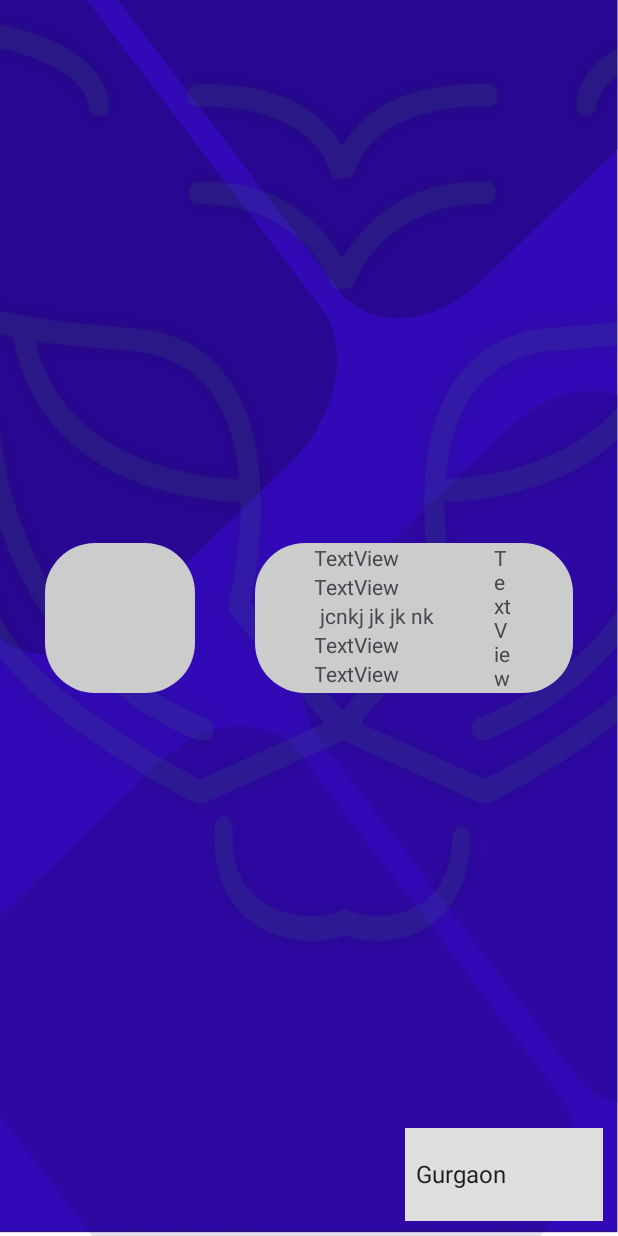
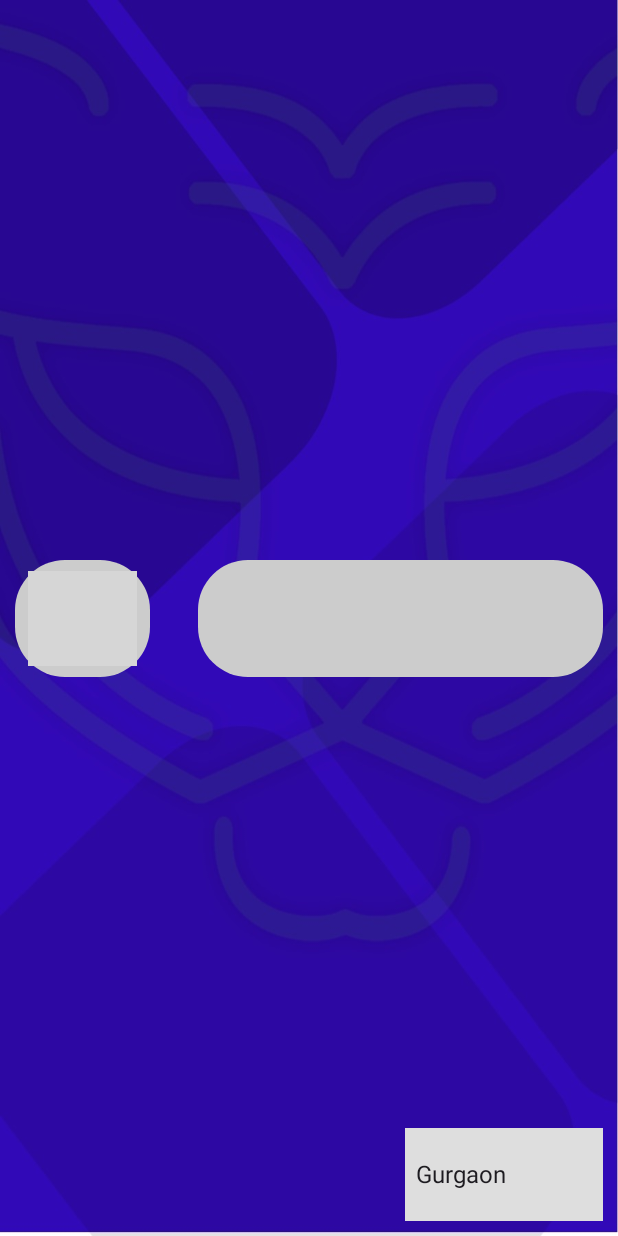
Before and after one commit to Inzo-dreno/WildSafe, an Android app: the screen it shows after launch (MainActivity), on a phone screen of 412 x 824 dp. Run offline under Robolectric (Android 15) with nearby library versions, the phone set to English and light mode, and no system bars; our stand-ins replace Firebase (no records; nobody signed in at launch, a user with empty details on screens opened directly); grey boxes are pictures that could not be loaded.

Commit message:
template for warns added

```diff
--- a/app/src/main/res/layout/activity_main.xml
+++ b/app/src/main/res/layout/activity_main.xml
@@ -28,146 +28,40 @@
         app:layout_constraintStart_toStartOf="parent"
         app:layout_constraintTop_toTopOf="parent" />
 
-    <LinearLayout
-        android:layout_width="match_parent"
-        android:layout_height="100dp"
-        android:gravity="fill"
-        android:orientation="horizontal"
+    <androidx.constraintlayout.widget.ConstraintLayout
+        android:id="@+id/constraintLayout4"
+        android:layout_width="0dp"
+        android:layout_height="78dp"
+        android:layout_marginStart="32dp"
+        android:background="@drawable/rounf"
         app:layout_constraintBottom_toBottomOf="parent"
         app:layout_constraintEnd_toEndOf="parent"
+        app:layout_constraintStart_toEndOf="@+id/constraintLayout3"
+        app:layout_constraintTop_toTopOf="parent">
+
+    </androidx.constraintlayout.widget.ConstraintLayout>
+
+    <androidx.constraintlayout.widget.ConstraintLayout
+        android:id="@+id/constraintLayout3"
+        android:layout_width="90dp"
+        android:layout_height="78dp"
+        android:background="@drawable/rounf"
+        app:layout_constraintBottom_toBottomOf="parent"
+        app:layout_constraintEnd_toStartOf="@+id/constraintLayout4"
         app:layout_constraintStart_toStartOf="parent"
         app:layout_constraintTop_toTopOf="parent">
 
-        <LinearLayout
+        <ImageView
+            android:id="@+id/imageView2"
             android:layout_width="wrap_content"
-            android:layout_height="match_parent"
-            android:layout_gravity="start"
-            android:layout_marginLeft="20dp"
-            android:layout_marginRight="20dp"
-            android:background="@drawable/rounf"
-            android:orientation="horizontal">
-
-            <ImageView
-                android:id="@+id/imageView"
-                android:layout_width="100dp"
-                android:layout_height="100dp"
-                android:layout_weight="1"
-                android:cropToPadding="true"
-                android:padding="20dp"
-                tools:srcCompat="@tools:sample/avatars" />
-        </LinearLayout>
-
-        <LinearLayout
-            android:layout_width="match_parent"
-            android:layout_height="match_parent"
-            android:layout_gravity="left"
-            android:layout_marginLeft="20dp"
-            android:layout_marginRight="20dp"
-            android:background="@drawable/rounf"
-            android:gravity="fill_horizontal">
-
-            <LinearLayout
-                android:layout_width="wrap_content"
-                android:layout_height="match_parent"
-                android:layout_gravity="left"
-                android:layout_marginStart="60px"
-                android:gravity="left"
-                android:orientation="vertical">
-
-                <TextView
-                    android:id="@+id/textView22"
-                    android:layout_width="wrap_content"
-                    android:layout_height="wrap_content"
-                    android:layout_gravity="start|left"
-                    android:gravity="left"
-                    android:text="TextView" />
-
-                <TextView
-                    android:id="@+id/textView21"
-                    android:layout_width="wrap_content"
-                    android:layout_height="wrap_content"
-                    android:layout_gravity="start|left"
-                    android:gravity="left"
-                    android:text="TextView" />
-
-                <TextView
-                    android:id="@+id/textView20"
-                    android:layout_width="wrap_content"
-                    android:layout_height="wrap_content"
-                    android:layout_gravity="start|left"
-                    android:gravity="left"
-                    android:text="jcnkj jk jk nk " />
-
-                <TextView
-                    android:id="@+id/textView19"
-                    android:layout_width="wrap_content"
-                    android:layout_height="wrap_content"
-                    android:layout_gravity="start|left"
-                    android:gravity="left"
-                    android:text="TextView" />
-
-                <TextView
-                    android:id="@+id/textView14"
-                    android:layout_width="wrap_content"
-                    android:layout_height="wrap_content"
-                    android:layout_gravity="start|left"
-                    android:gravity="left"
-                    android:text="TextView" />
-            </LinearLayout>
-
-            <LinearLayout
-                android:layout_width="wrap_content"
-                android:layout_height="match_parent"
-                android:layout_gravity="right|end"
-                android:layout_marginStart="60px"
-                android:layout_marginEnd="60px"
-                android:foregroundGravity="bottom|right"
-                android:gravity="right|end"
-                android:orientation="vertical">
-
-                <TextView
-                    android:id="@+id/textView22"
-                    android:layout_width="wrap_content"
-                    android:layout_height="wrap_content"
-                    android:layout_gravity="start|left"
-                    android:gravity="left"
-                    android:text="TextView" />
-
-                <TextView
-                    android:id="@+id/textView21"
-                    android:layout_width="wrap_content"
-                    android:layout_height="wrap_content"
-                    android:layout_gravity="start|left"
-                    android:gravity="left"
-                    android:text="TextView" />
-
-                <TextView
-                    android:id="@+id/textView20"
-                    android:layout_width="wrap_content"
-                    android:layout_height="wrap_content"
-                    android:layout_gravity="start|left"
-                    android:gravity="left"
-                    android:text="TextView" />
-
-                <TextView
-                    android:id="@+id/textView19"
-                    android:layout_width="wrap_content"
-                    android:layout_height="wrap_content"
-                    android:layout_gravity="start|left"
-                    android:gravity="left"
-                    android:text="TextView" />
-
-                <TextView
-                    android:id="@+id/textView14"
-                    android:layout_width="wrap_content"
-                    android:layout_height="wrap_content"
-                    android:layout_gravity="start|left"
-                    android:gravity="left"
-                    android:text="TextView" />
-            </LinearLayout>
-
-        </LinearLayout>
-
-    </LinearLayout>
+            android:layout_height="wrap_content"
+            android:scaleX="0.8"
+            android:scaleY="0.8"
+            app:layout_constraintBottom_toBottomOf="parent"
+            app:layout_constraintEnd_toEndOf="parent"
+            app:layout_constraintStart_toStartOf="parent"
+            app:layout_constraintTop_toTopOf="parent"
+            app:srcCompat="@drawable/lion" />
+    </androidx.constraintlayout.widget.ConstraintLayout>
 
 </androidx.constraintlayout.widget.ConstraintLayout>
```
